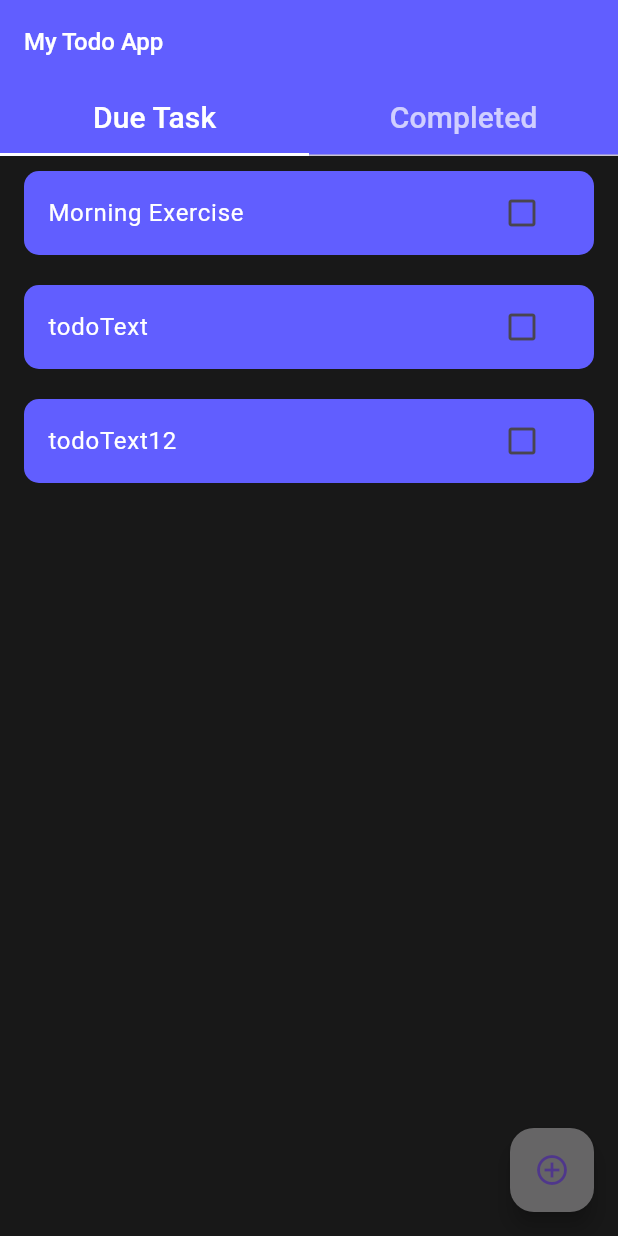
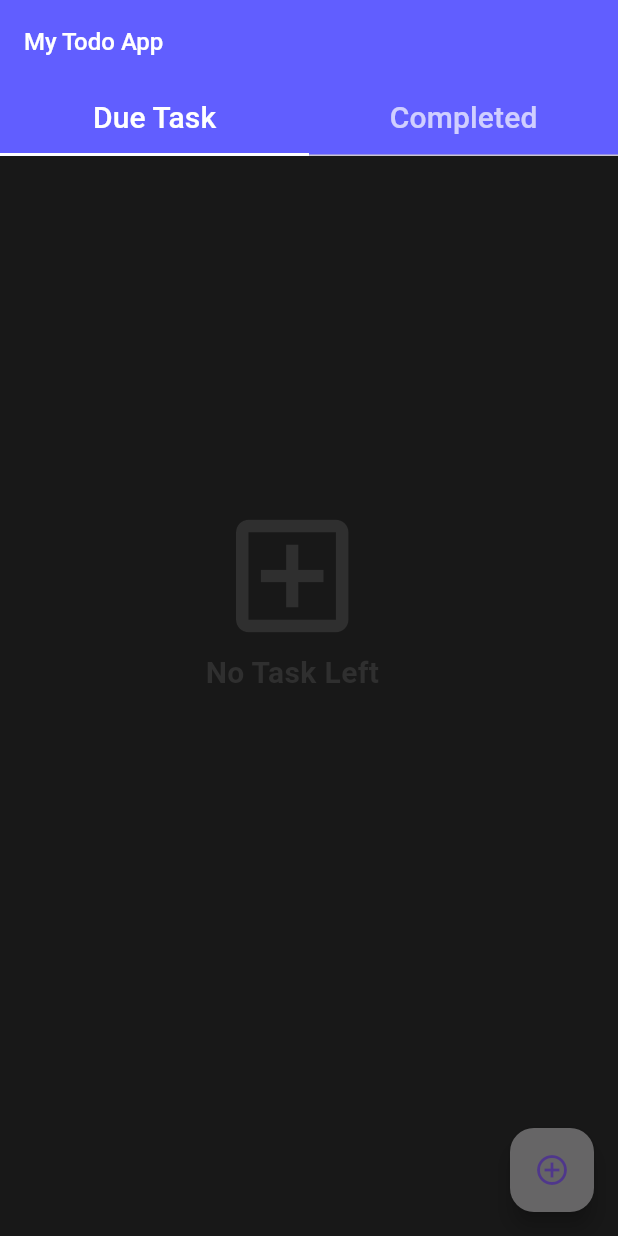
Before and after one commit to saurabhkumar-sk/todo_application, a Flutter app: the screen it shows after launch, on a phone screen of 412 x 824 dp. Run offline on Flutter 3.47's test engine with Material 2 defaults, Android fonts, the phone set to English and light mode, and no system bars.

Commit message:
add no task left text or Add icon in  due screen or his functionality

```diff
--- a/lib/provider/todo_provider.dart
+++ b/lib/provider/todo_provider.dart
@@ -3,18 +3,18 @@ import 'package:todo/models/todo_model.dart';
 
 class TodoProvider extends ChangeNotifier {
   final tasks = [
-    TodoModel(
-      todoText: 'Morning Exercise',
-      isDone: false,
-    ),
-    TodoModel(
-      todoText: 'todoText',
-      isDone: false,
-    ),
-    TodoModel(
-      todoText: 'todoText12',
-      isDone: false,
-    ),
+    // TodoModel(
+    //   todoText: 'Morning Exercise',
+    //   isDone: false,
+    // ),
+    // TodoModel(
+    //   todoText: 'todoText',
+    //   isDone: false,
+    // ),
+    // TodoModel(
+    //   todoText: 'todoText12',
+    //   isDone: false,
+    // ),
   ];
 
   void addTask(TodoModel value) {
--- a/lib/screens/due_task_screen.dart
+++ b/lib/screens/due_task_screen.dart
@@ -85,9 +85,14 @@ class _DueTaskScreenState extends State<DueTaskScreen> {
           Icons.add_circle_outline_sharp,
         ),
       ),
-      body: Selector<TodoProvider, List>(
+      body: SingleChildScrollView(
+        child: Column(
+          children: [
+            if (provider.tasks.isNotEmpty)
+              Selector<TodoProvider, List>(
                 selector: (p0, p1) => p1.tasks,
                 builder: (context, todosList, child) => ListView.builder(
+                  physics: const NeverScrollableScrollPhysics(),
                   shrinkWrap: true,
                   itemCount: todosList.length,
                   itemBuilder: (BuildContext context, int index) {
@@ -129,7 +134,8 @@ class _DueTaskScreenState extends State<DueTaskScreen> {
                         trailing: IconButton(
                           icon: todosList[index].isDone
                               ? const Icon(Icons.check_box_outlined)
-                      : const Icon(Icons.check_box_outline_blank_outlined),
+                              : const Icon(
+                                  Icons.check_box_outline_blank_outlined),
                           onPressed: () {
                             // todosList[index].isDone == false
                             // ?
@@ -143,6 +149,30 @@ class _DueTaskScreenState extends State<DueTaskScreen> {
                     );
                   },
                 ),
+              )
+            else
+              const Padding(
+                padding: EdgeInsets.symmetric(vertical: 230, horizontal: 137),
+                child: Column(
+                  children: [
+                    Icon(
+                      Icons.add_box_outlined,
+                      size: 100,
+                      color: Color.fromRGBO(47, 47, 47, 1),
+                    ),
+                    Text(
+                      'No Task Left',
+                      style: TextStyle(
+                        fontSize: 20,
+                        fontWeight: FontWeight.w700,
+                        color: Color.fromRGBO(47, 47, 47, 1),
+                      ),
+                    ),
+                  ],
+                ),
+              ),
+          ],
+        ),
       ),
     );
   }
```
Lines whose indentation alone changed are shown as unchanged.
